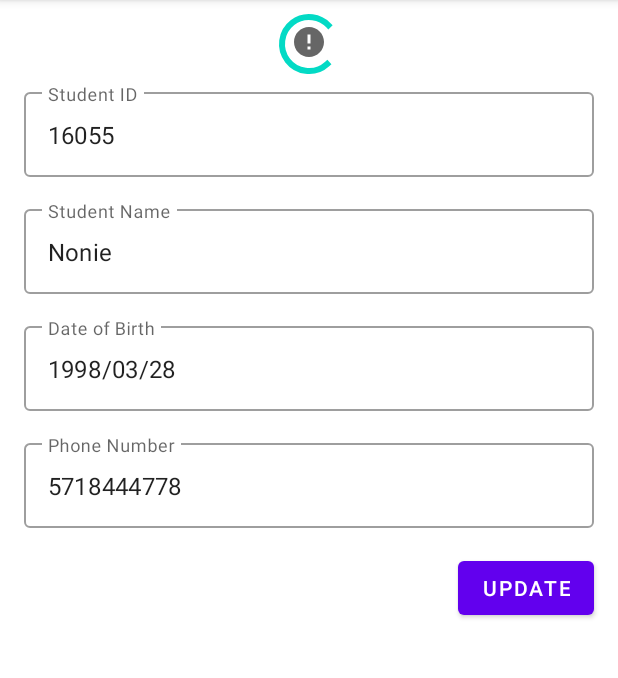
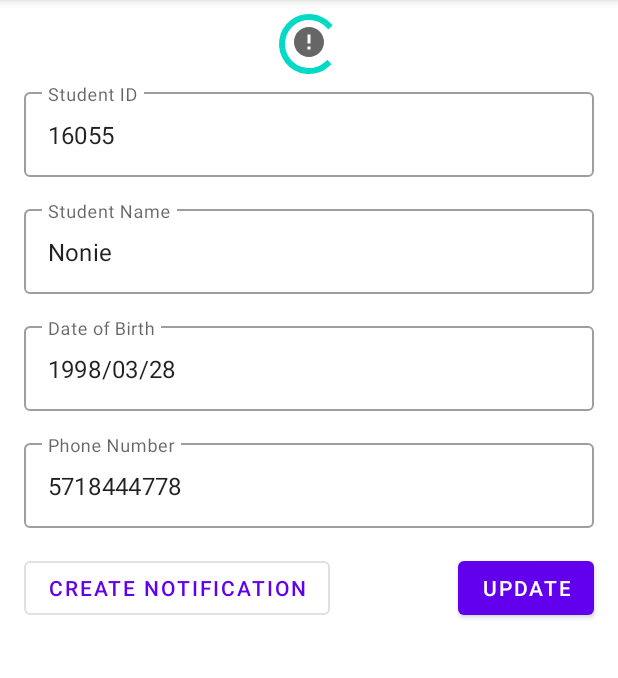
Before and after one commit to jsnd0/AdvNatW4_160718044, an Android app: the StudentDetailFragment screen opened through its navigation route, on a phone screen of 412 x 824 dp, the part 84-762 px from its top. Run offline under Robolectric (Android 15) with nearby library versions, the phone set to English and light mode, and no system bars; our stand-ins replace Picasso, RxJava, Volley; network calls fail; pictures from the network do not load.

Commit message:
added observable & notification functions

```diff
--- a/app/build.gradle
+++ b/app/build.gradle
@@ -47,6 +47,10 @@ dependencies {
     implementation 'androidx.navigation:navigation-fragment-ktx:2.3.3'
     implementation 'androidx.navigation:navigation-ui-ktx:2.3.3'
     implementation 'com.squareup.picasso:picasso:2.71828'
+    implementation "io.reactivex.rxjava3:rxjava:3.0.11"
+    implementation 'io.reactivex.rxjava3:rxandroid:3.0.0'
+    implementation "io.reactivex.rxjava3:rxkotlin:3.0.1"
+
     testImplementation 'junit:junit:4.+'
     androidTestImplementation 'androidx.test.ext:junit:1.1.2'
     androidTestImplementation 'androidx.test.espresso:espresso-core:3.3.0'
--- a/app/src/main/java/com/example/advweek4/view/MainActivity.kt
+++ b/app/src/main/java/com/example/advweek4/view/MainActivity.kt
@@ -1,12 +1,60 @@
 package com.example.advweek4.view
 
+import android.app.NotificationManager
 import androidx.appcompat.app.AppCompatActivity
 import android.os.Bundle
+import android.util.Log
+import androidx.core.app.NotificationCompat
+import androidx.core.app.NotificationManagerCompat
 import com.example.advweek4.R
+import io.reactivex.rxjava3.android.schedulers.AndroidSchedulers
+import io.reactivex.rxjava3.core.Observable
+import io.reactivex.rxjava3.core.Observer
+import io.reactivex.rxjava3.core.Scheduler
+import io.reactivex.rxjava3.disposables.Disposable
+import io.reactivex.rxjava3.schedulers.Schedulers
+import util.createNotificationChannel
+import java.util.*
 
 class MainActivity : AppCompatActivity() {
+
+    init {
+        instance = this
+    }
+
+    companion object {
+        private var instance: MainActivity? = null
+
+        fun showNotification(title: String, content: String, icon: Int) {
+            val channelId = "${instance?.packageName}-${instance?.getString(R.string.app_name)}"
+            val builder = NotificationCompat.Builder(instance!!.applicationContext,channelId)
+                .apply {
+                    setSmallIcon(icon)
+                    setContentTitle(title)
+                    setContentText(content)
+                    setStyle(NotificationCompat.BigTextStyle())
+                    priority = NotificationCompat.PRIORITY_DEFAULT
+                    setAutoCancel(true)
+                }
+            val notif = NotificationManagerCompat.from(instance!!.applicationContext)
+            notif.notify(1001, builder.build())
+        }
+    }
+
     override fun onCreate(savedInstanceState: Bundle?) {
         super.onCreate(savedInstanceState)
         setContentView(R.layout.activity_main)
+
+        createNotificationChannel(this,NotificationManagerCompat.IMPORTANCE_DEFAULT,true,getString(R.string.app_name),"App notification channel.")
+
+
+        val observable = Observable.just("a stream of data", "hellow", "world")
+            .subscribeOn(Schedulers.io())
+            .observeOn(AndroidSchedulers.mainThread())
+            .subscribe(
+                { Log.d("Messages", "data captured: $it") },
+                { Log.d("Messages", "error: ${it!!.message.toString()}") },
+                { Log.d("Messages", "complete") }
+            )
     }
 }
--- a/app/src/main/java/util/util.kt
+++ b/app/src/main/java/util/util.kt
@@ -1,5 +1,9 @@
 package util
 
+import android.app.NotificationChannel
+import android.app.NotificationManager
+import android.content.Context
+import android.os.Build
 import android.view.View
 import android.widget.ImageView
 import android.widget.ProgressBar
@@ -24,5 +28,15 @@ Picasso.get()
 
             }
         })
+}
 
+fun createNotificationChannel(context:Context, importance:Int, showBadge:Boolean, name:String, description:String){
+    if(Build.VERSION.SDK_INT>= Build.VERSION_CODES.O){
+        val channelId = "${context.packageName}-$name"
+        val channel = NotificationChannel(channelId,name,importance)
+        channel.description = description
+        channel.setShowBadge(showBadge)
+        val notificationManager = context.getSystemService(NotificationManager::class.java)
+        notificationManager.createNotificationChannel(channel)
+    }
 }
--- /dev/null
+++ b/app/src/main/res/drawable/ic_baseline_person_24.xml
@@ -0,0 +1,10 @@
+<vector xmlns:android="http://schemas.android.com/apk/res/android"
+    android:width="24dp"
+    android:height="24dp"
+    android:viewportWidth="24"
+    android:viewportHeight="24"
+    android:tint="?attr/colorControlNormal">
+  <path
+      android:fillColor="@android:color/white"
+      android:pathData="M12,12c2.21,0 4,-1.79 4,-4s-1.79,-4 -4,-4 -4,1.79 -4,4 1.79,4 4,4zM12,14c-2.67,0 -8,1.34 -8,4v2h16v-2c0,-2.66 -5.33,-4 -8,-4z"/>
+</vector>
--- a/app/src/main/res/layout/fragment_student_detail.xml
+++ b/app/src/main/res/layout/fragment_student_detail.xml
@@ -123,5 +123,16 @@
             app:layout_constraintStart_toStartOf="@+id/imageView2"
             app:layout_constraintTop_toTopOf="@+id/imageView2"
             app:layout_constraintVertical_bias="0.45" />
+
+        <Button
+            android:id="@+id/btnNotif"
+            style="@style/Widget.MaterialComponents.Button.OutlinedButton"
+            android:layout_width="wrap_content"
+            android:layout_height="wrap_content"
+            android:layout_marginStart="16dp"
+            android:layout_marginTop="16dp"
+            android:text="Create Notification"
+            app:layout_constraintStart_toStartOf="parent"
+            app:layout_constraintTop_toBottomOf="@+id/textInputLayout5" />
     </androidx.constraintlayout.widget.ConstraintLayout>
 </FrameLayout>
```
Also changed, not shown: app/src/main/java/com/example/advweek4/view/StudentDetailFragment.kt (+19 -0 lines).
